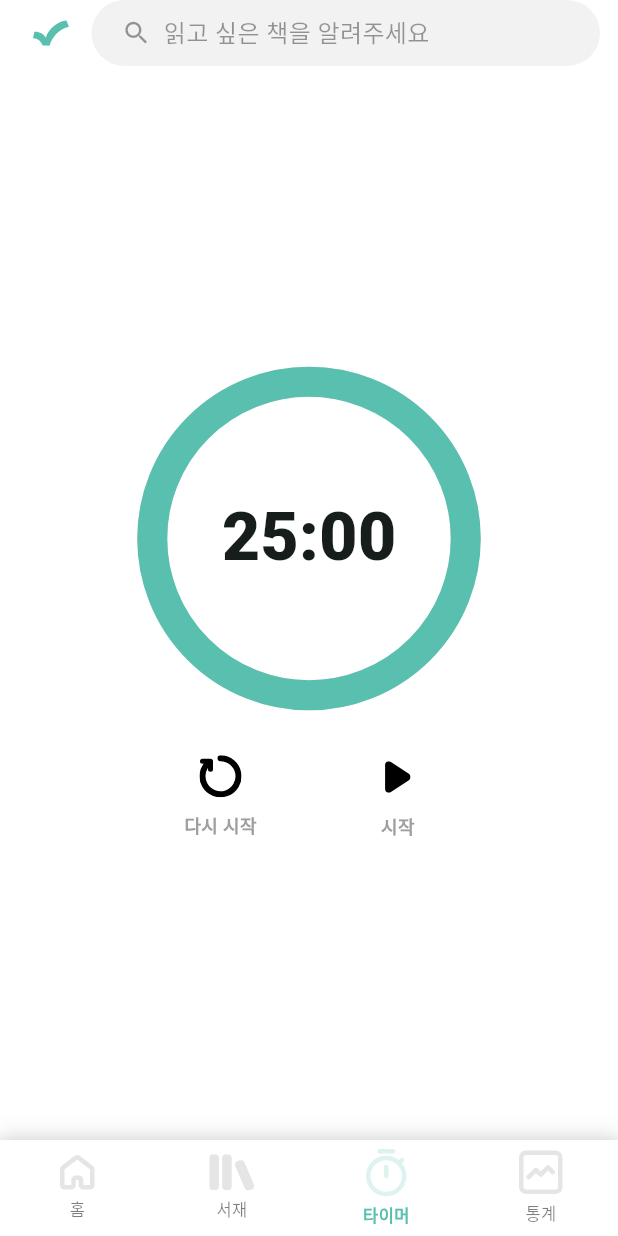
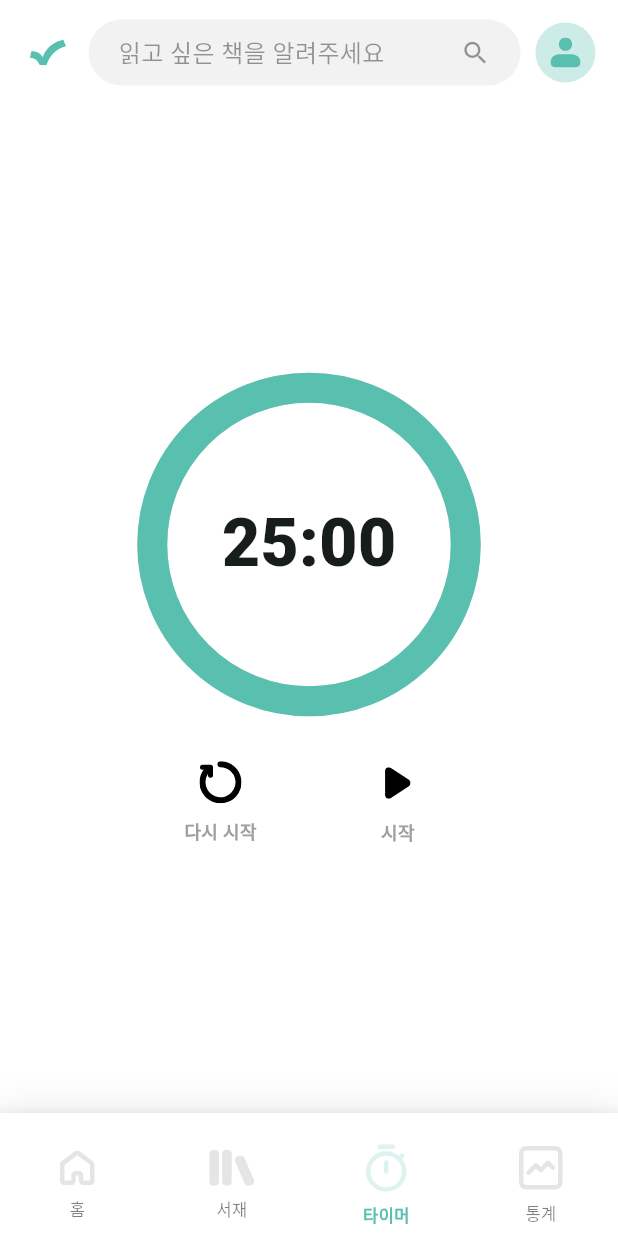
Before and after one commit to mamemomif/Chack, a Flutter app: the HomeScreen screen opened by its route, swiped to page 3, on a phone screen of 412 x 824 dp. Run offline on Flutter 3.47's test engine with Material 3 defaults, Android fonts, the phone set to English and light mode, and no system bars; drawn by our look-alikes of percent_indicator; our stand-ins replace firebase_auth, firebase_core, flutter_dotenv, flutter_svg, geolocator, google_sign_in and 1 more; accounts and stored records are empty; Roboto replaces fonts that are missing (SUITE).

Commit message:
Save current work before switching branches

```diff
--- a/lib/components/custom_bottom_nav_bar.dart
+++ b/lib/components/custom_bottom_nav_bar.dart
@@ -20,8 +20,8 @@ class CustomBottomNavigationBar extends StatelessWidget {
       decoration: BoxDecoration(
         boxShadow: [
           BoxShadow(
-            color: Colors.black.withOpacity(0.1),
-            blurRadius: 10,
+            color: Colors.black.withOpacity(0.07),
+            blurRadius: 20,
             offset: const Offset(0, -5),
           ),
         ],
@@ -73,7 +73,10 @@ class CustomBottomNavigationBar extends StatelessWidget {
   }) {
     return BottomNavigationBarItem(
       icon: Padding(
-        padding: const EdgeInsets.only(bottom: 4),
+        padding: const EdgeInsets.only(
+          top: 15,
+          bottom: 7,
+        ),
         child: SvgPicture.asset(
           icon,
           colorFilter: ColorFilter.mode(
@@ -83,10 +86,13 @@ class CustomBottomNavigationBar extends StatelessWidget {
         ),
       ),
       activeIcon: Padding(
-        padding: const EdgeInsets.only(bottom: 4),
+        padding: const EdgeInsets.only(
+          top: 15,
+          bottom: 7,
+        ),
         child: SvgPicture.asset(
           icon,
-          colorFilter: ColorFilter.mode(
+          colorFilter: const ColorFilter.mode(
             AppColors.pointColor,
             BlendMode.srcIn,
           ),
--- a/lib/components/custom_search_bar.dart
+++ b/lib/components/custom_search_bar.dart
@@ -2,23 +2,26 @@
 import 'package:flutter/material.dart';
 import 'package:flutter_svg/flutter_svg.dart';
 import '../constants/icons.dart';
+import '../constants/colors.dart';
 
 class CustomSearchBar extends StatelessWidget {
   final VoidCallback? onTap;
   final VoidCallback? onLogoTap;
+  final VoidCallback? onProfileTap;
 
   const CustomSearchBar({
     super.key,
     this.onTap,
     this.onLogoTap,
+    this.onProfileTap,
   });
 
   @override
   Widget build(BuildContext context) {
     return Container(
       width: double.infinity,
-      height: 44,
-      padding: const EdgeInsets.symmetric(horizontal: 12),
+      height: 70,
+      padding: const EdgeInsets.only(left: 10, right: 15),
       child: Row(
         mainAxisAlignment: MainAxisAlignment.spaceBetween,
         crossAxisAlignment: CrossAxisAlignment.center,
@@ -31,7 +34,6 @@ class CustomSearchBar extends StatelessWidget {
               child: SvgPicture.asset(
                 AppIcons.chackIcon,
                 width: 24,
-                height: 24,
               ),
             ),
           ),
@@ -52,14 +54,8 @@ class CustomSearchBar extends StatelessWidget {
                   ),
                 ),
                 child: Row(
+                  mainAxisAlignment: MainAxisAlignment.spaceBetween,
                   children: [
-                    // 돋보기 아이콘
-                    Icon(
-                      Icons.search,
-                      size: 20,
-                      color: Colors.black.withOpacity(0.4),
-                    ),
-                    const SizedBox(width: 8),
                     // 검색 텍스트
                     Text(
                       '읽고 싶은 책을 알려주세요',
@@ -70,7 +66,36 @@ class CustomSearchBar extends StatelessWidget {
                         fontWeight: FontWeight.w500,
                       ),
                     ),
+                    // 돋보기 아이콘
+                    Icon(
+                      Icons.search,
+                      size: 20,
+                      color: Colors.black.withOpacity(0.4),
+                    ),
                   ],
+                ),
+              ),
+            ),
+          ),
+
+          const SizedBox(width: 10),
+
+          GestureDetector(
+            onTap: onProfileTap,
+            child: Hero(
+              tag: 'profile_icon_tag',
+              child: Container(
+                padding: const EdgeInsets.all(10),
+                decoration: BoxDecoration(
+                  color: AppColors.pointColor.withOpacity(0.3),
+                  borderRadius: BorderRadius.circular(20),
+                ),
+                child: SvgPicture.asset(
+                  AppIcons.profileIcon,
+                  colorFilter: const ColorFilter.mode(
+                    AppColors.pointColor,
+                    BlendMode.srcIn,
+                  ),
                 ),
               ),
             ),
--- a/lib/constants/icons.dart
+++ b/lib/constants/icons.dart
@@ -8,7 +8,8 @@ class AppIcons {
   static const String bookShelfIcon = 'assets/images/bookshelf_icon.svg';
   static const String timerIcon = 'assets/images/timer_icon.svg';
   static const String statisticsIcon = 'assets/images/statistics_icon.svg';
-  static const String pauseIcon='assets/images/pause_icon.svg';
-  static const String restartIcon='assets/images/restart_icon.svg';
-  static const String startIcon='assets/images/start_icon.svg';
+  static const String pauseIcon = 'assets/images/pause_icon.svg';
+  static const String restartIcon = 'assets/images/restart_icon.svg';
+  static const String startIcon = 'assets/images/start_icon.svg';
+  static const String profileIcon = 'assets/images/profile_icon.svg';
 }
--- a/lib/main.dart
+++ b/lib/main.dart
@@ -15,7 +15,7 @@ void main() async {
 }
 
 class MyApp extends StatelessWidget {
-  const MyApp({Key? key}) : super(key: key);
+  const MyApp({super.key});
 
   @override
   Widget build(BuildContext context) {
@@ -46,7 +46,7 @@ class MyApp extends StatelessWidget {
             ),
           ),
         ),
-        inputDecorationTheme: InputDecorationTheme(
+        inputDecorationTheme: const InputDecorationTheme(
           filled: true,
           fillColor: AppColors.backgroundColor,
           focusColor: AppColors.pointColor,
--- a/lib/screens/home_screen.dart
+++ b/lib/screens/home_screen.dart
@@ -7,6 +7,7 @@ import '../services/authentication_service.dart';
 import '../constants/colors.dart';
 import '../constants/text_styles.dart';
 import '../components/pomodoro_timer.dart';
+import '../screens/profile_screen.dart';
 
 class HomeScreen extends StatefulWidget {
   const HomeScreen({super.key});
@@ -69,6 +70,14 @@ class _HomeScreenState extends State<HomeScreen> {
                   setState(() => _currentIndex = 0);
                   _pageController.jumpToPage(0);
                 },
+                onProfileTap: () {
+                  Navigator.push(
+                    context,
+                    MaterialPageRoute(
+                      builder: (context) => const ProfileScreen(),
+                    ),
+                  );
+                },
               ),
               Expanded(
                 child: PageView(
@@ -119,7 +128,8 @@ class _HomeTab extends StatelessWidget {
         crossAxisAlignment: CrossAxisAlignment.start,
         children: [
           Padding(
-            padding: EdgeInsets.symmetric(horizontal: screenWidth * 0.05, vertical: 10),
+            padding: EdgeInsets.symmetric(
+                horizontal: screenWidth * 0.05, vertical: 10),
             child: Text(
               '오늘의 추천 도서',
               style: AppTextStyles.titleStyle.copyWith(fontSize: 18),
@@ -133,7 +143,6 @@ class _HomeTab extends StatelessWidget {
     );
   }
 }
-
 
 // 서재 탭
 class _BookshelfTab extends StatelessWidget {
@@ -163,7 +172,7 @@ class _TimerTab extends StatelessWidget {
 
   @override
   Widget build(BuildContext context) {
-    return Center(
+    return const Center(
       child: CircularCountdownTimer(duration: 60 * 25), // 예: 25분 타이머
     );
   }
```
Also changed, not shown: lib/screens/profile_screen.dart (added, +195 -0 lines), assets/images/profile_icon.svg (added).
